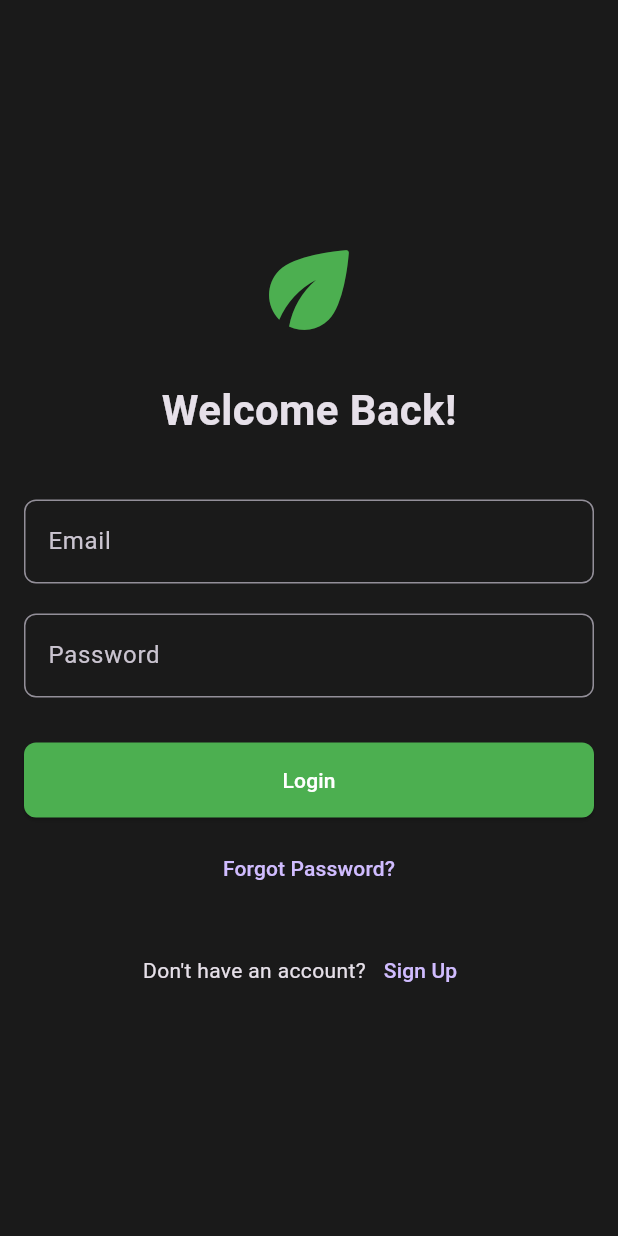
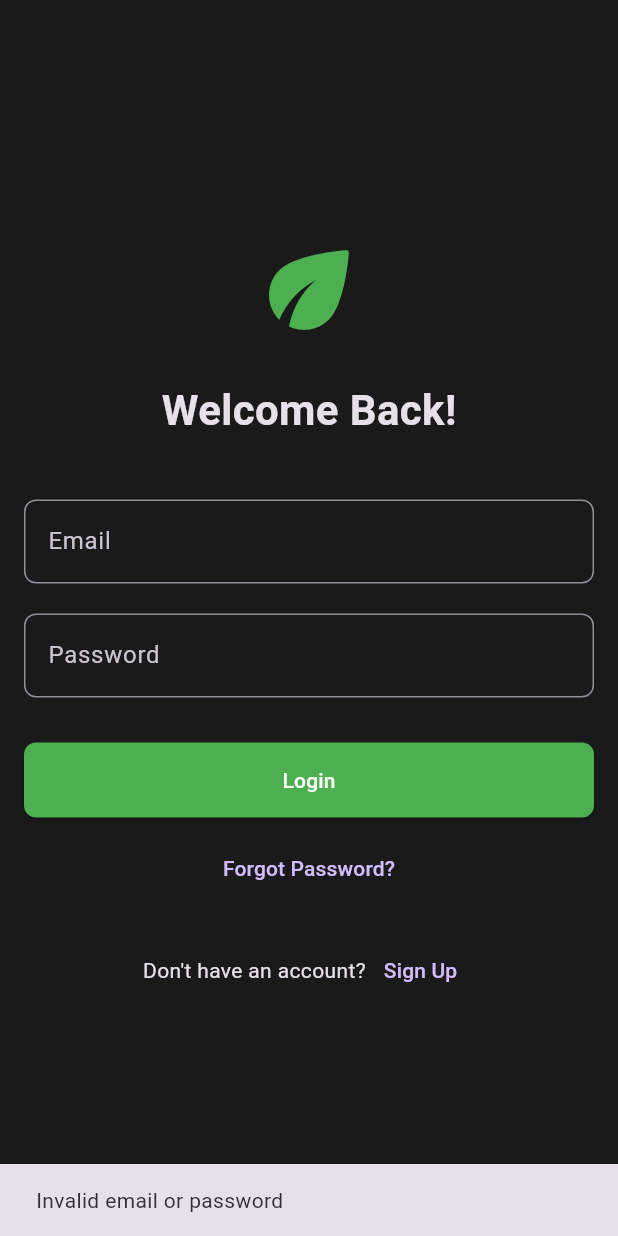
Before and after one commit to Yehia404/Smart-Hydroponic-App, a Flutter app: the screen it shows after launch, after a tap on "Login", on a phone screen of 412 x 824 dp. Run offline on Flutter 3.47's test engine with Material 3 defaults, Android fonts, the phone set to English and light mode, and no system bars.

Commit message:
add Login Navigation Logic

```diff
--- a/lib/view/auth/login_screen.dart
+++ b/lib/view/auth/login_screen.dart
@@ -1,4 +1,6 @@
 import 'package:flutter/material.dart';
+import '../dashboard/dashboard_screen.dart';
+import 'register_screen.dart';
 
 class LoginScreen extends StatefulWidget {
   const LoginScreen({super.key});
@@ -10,6 +12,19 @@ class LoginScreen extends StatefulWidget {
 class _LoginScreenState extends State<LoginScreen> {
   final TextEditingController _emailController = TextEditingController();
   final TextEditingController _passwordController = TextEditingController();
+
+  void _login() {
+    if (_emailController.text == "yehia" && _passwordController.text == "123") {
+      Navigator.pushReplacement(
+        context,
+        MaterialPageRoute(builder: (context) => const DashboardScreen()),
+      );
+    } else {
+      ScaffoldMessenger.of(context).showSnackBar(
+        const SnackBar(content: Text('Invalid email or password')),
+      );
+    }
+  }
 
   @override
   Widget build(BuildContext context) {
@@ -41,7 +56,12 @@ class _LoginScreenState extends State<LoginScreen> {
                     decoration: const InputDecoration(labelText: 'Password'),
                   ),
                   const SizedBox(height: 30),
-                  ElevatedButton(onPressed: () {}, child: const Text('Login')),
+                  ElevatedButton(
+                    onPressed: () {
+                      _login();
+                    },
+                    child: const Text('Login'),
+                  ),
                   const SizedBox(height: 10),
                   TextButton(
                     onPressed: () {},
@@ -53,7 +73,14 @@ class _LoginScreenState extends State<LoginScreen> {
                     children: [
                       const Text("Don't have an account?"),
                       TextButton(
-                        onPressed: () {},
+                        onPressed: () {
+                          Navigator.push(
+                            context,
+                            MaterialPageRoute(
+                              builder: (context) => const RegistrationScreen(),
+                            ),
+                          );
+                        },
                         child: const Text('Sign Up'),
                       ),
                     ],
```
Also changed, not shown: lib/view/dashboard/dashboard_screen.dart (added, +18 -0 lines).
